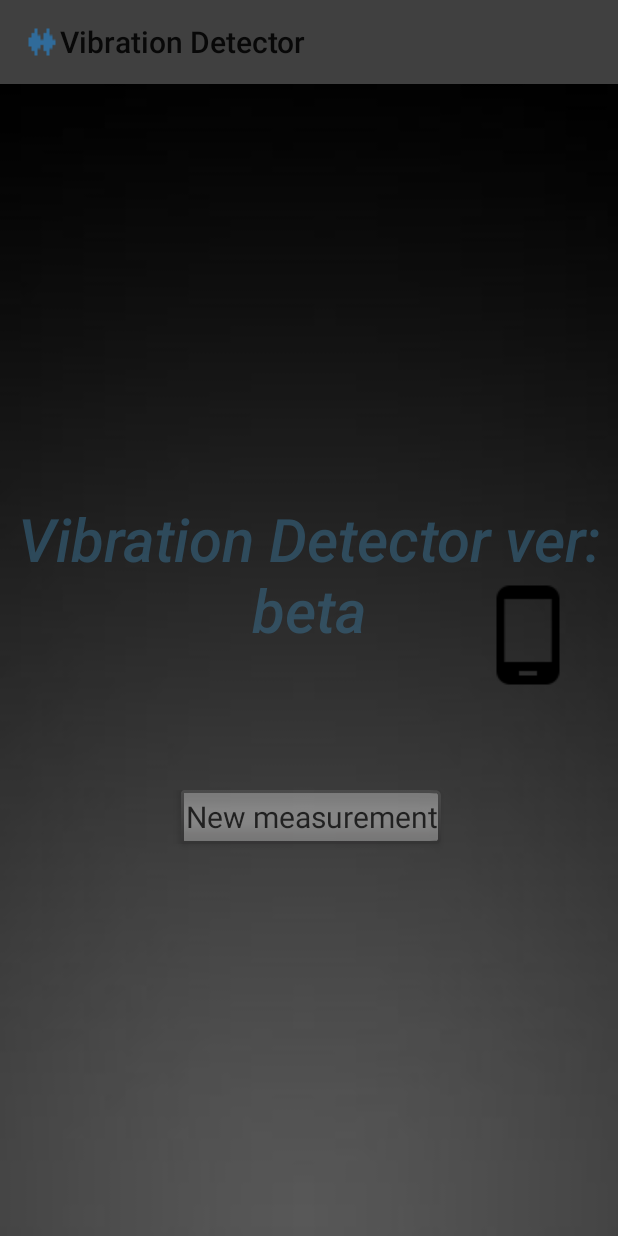
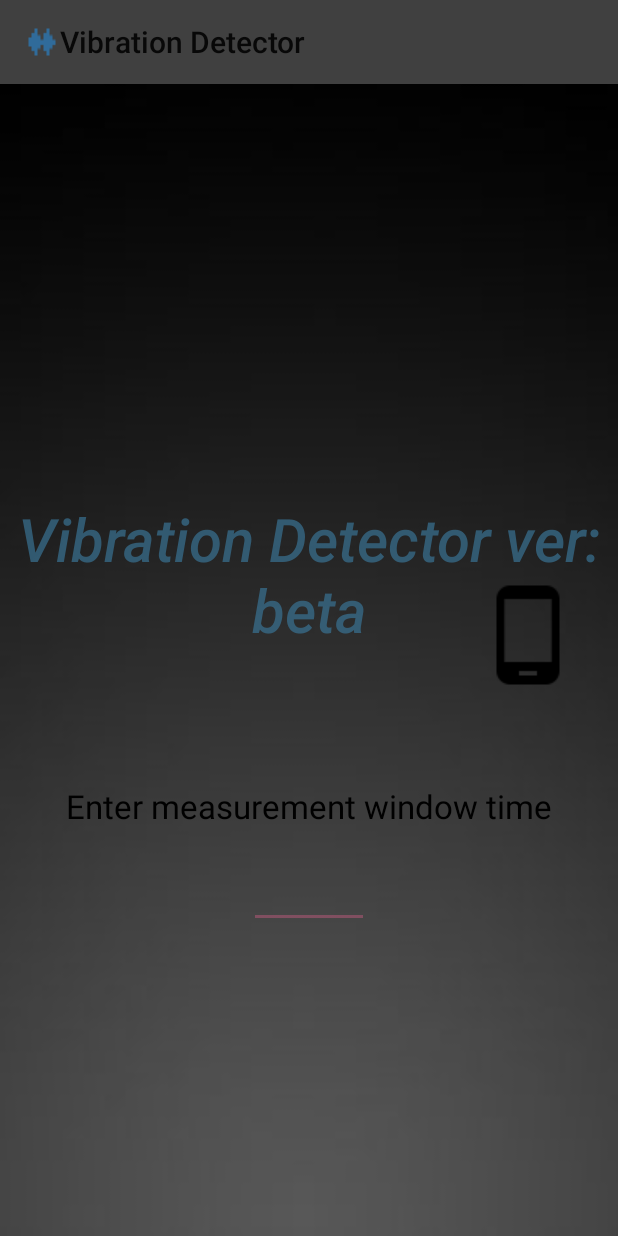
Before and after one commit to Szparak/Vibration-Detector, an Android app: the screen it shows after launch (MainActivity), on a phone screen of 412 x 824 dp. Run offline under Robolectric (Android 15) with nearby library versions, the phone set to English and light mode, and no system bars; our stand-ins replace ButterKnife.

```diff
--- a/app/src/main/java/com/example/jakpe/vibrationdetector/MainActivity.java
+++ b/app/src/main/java/com/example/jakpe/vibrationdetector/MainActivity.java
@@ -1,42 +1,101 @@
 package com.example.jakpe.vibrationdetector;
 
 import android.content.Intent;
+import android.support.v7.app.ActionBar;
 import android.support.v7.app.AppCompatActivity;
 import android.os.Bundle;
 import android.support.v7.widget.Toolbar;
+import android.text.Editable;
+import android.text.TextWatcher;
 import android.view.View;
 import android.view.Window;
 import android.widget.Button;
+import android.widget.EditText;
+import android.widget.Toast;
 
+import com.example.jakpe.vibrationdetector.implementations.MainPresenterImpl;
 import com.example.jakpe.vibrationdetector.interfaces.MainContract;
+
+import butterknife.BindView;
+import butterknife.ButterKnife;
+import butterknife.OnClick;
 
 public class MainActivity extends AppCompatActivity implements MainContract.MainView {
 
-    Toolbar myToolbar ;
-    Button nowyPomiar;
+    @BindView(R.id.my_toolbar) Toolbar mainToolbar ;
+    @BindView(R.id.new_measurement_button) Button newMeasurementButton;
+    @BindView(R.id.window_time_edit_text) EditText windowEditText;
+    MainPresenterImpl mainPresenter = new MainPresenterImpl();
 
     @Override
     protected void onCreate(Bundle savedInstanceState) {
         getWindow().requestFeature(Window.FEATURE_ACTION_BAR_OVERLAY);
         super.onCreate(savedInstanceState);
         setContentView(R.layout.activity_main);
-        myToolbar = (Toolbar) findViewById(R.id.my_toolbar);
-        nowyPomiar = (Button) findViewById(R.id.NowyPomiar);
-        final Intent nPomiar = new Intent(this, NowyPomiar.class);
-        setSupportActionBar(myToolbar);
-        myToolbar.setTitle(getString(R.string.main_title));
-        getSupportActionBar().setIcon(R.drawable.wave);
+        ButterKnife.bind(this);
 
-        nowyPomiar.setOnClickListener(new View.OnClickListener() {
+        initUi();
+        initPresenter();
+
+    }
+
+    private void initPresenter(){
+        mainPresenter.attach(this);
+    }
+
+    private void initUi(){
+
+        setSupportActionBar(mainToolbar);
+        ActionBar mainActionBar = getSupportActionBar();
+
+        if(mainActionBar!=null){
+            mainActionBar.setTitle(getString(R.string.main_title));
+            mainActionBar.setIcon(R.drawable.wave);
+        }
+
+        newMeasurementButton.setVisibility(View.INVISIBLE);
+
+
+        newMeasurementButton.setOnClickListener(v -> mainPresenter.newMeasurementClicked());
+
+        windowEditText.addTextChangedListener(new TextWatcher() {
             @Override
-            public void onClick(View v) {
-                startActivity(nPomiar);
+            public void beforeTextChanged(CharSequence charSequence, int i, int i1, int i2) {}
+
+            @Override
+            public void onTextChanged(CharSequence charSequence, int i, int i1, int i2) {}
+
+            @Override
+            public void afterTextChanged(Editable editable) {
+                mainPresenter.validateText(editable);
             }
         });
 
-
     }
 
+    @Override
+    protected void onDestroy() {
+        mainPresenter.detach();
+        super.onDestroy();
+    }
 
+    @Override
+    public void startNewMeasurementActivity() {
+        final Intent newMeasurementActivity = new Intent(this, NewMeasurement.class);
+        int number = Integer.valueOf(windowEditText.getText().toString());
+        newMeasurementActivity.putExtra("Window Time", number);
 
+        startActivity(newMeasurementActivity);
+    }
+
+    @Override
+    public void onInvalidInput(String numberInString) {
+        Toast.makeText(this, "You typed: " + numberInString + " so far, the maximum window size is 10 seconds", Toast.LENGTH_SHORT).show();
+        newMeasurementButton.setVisibility(View.INVISIBLE);
+    }
+
+    @Override
+    public void onValidInput() {
+        newMeasurementButton.setVisibility(View.VISIBLE);
+    }
 }
--- a/app/src/main/java/com/example/jakpe/vibrationdetector/interfaces/MainContract.java
+++ b/app/src/main/java/com/example/jakpe/vibrationdetector/interfaces/MainContract.java
@@ -1,4 +1,6 @@
 package com.example.jakpe.vibrationdetector.interfaces;
+
+import android.text.Editable;
 
 /**
  * Created by pernal on 08.12.17.
@@ -6,10 +8,15 @@ package com.example.jakpe.vibrationdetector.interfaces;
 
 public interface MainContract {
     interface MainView{
-
+        void startNewMeasurementActivity();
+        void onInvalidInput(String numberInString);
+        void onValidInput();
     }
 
     interface MainPresenter{
-
+        void attach(MainContract.MainView view);
+        void detach();
+        void newMeasurementClicked();
+        void validateText(Editable editable);
     }
 }
--- a/app/src/main/java/com/example/jakpe/vibrationdetector/interfaces/MeasurementContract.java
+++ b/app/src/main/java/com/example/jakpe/vibrationdetector/interfaces/MeasurementContract.java
@@ -10,6 +10,7 @@ public interface MeasurementContract {
     }
 
     interface MeasurementPresenter{
-
+        void attach(MeasurementView view);
+        void detach();
     }
 }
--- a/app/src/main/res/layout/activity_main.xml
+++ b/app/src/main/res/layout/activity_main.xml
@@ -79,7 +79,7 @@
                 android:textSize="40sp"
                 android:textStyle="italic"
                 android:visibility="visible"
-                android:alpha="0.5"
+                android:alpha="0.7"
                 app:layout_constraintBottom_toBottomOf="parent"
                 app:layout_constraintLeft_toLeftOf="parent"
                 app:layout_constraintRight_toRightOf="parent" />
@@ -90,26 +90,55 @@
                 android:layout_width="match_parent"
                 android:layout_height="0dp"
                 android:layout_weight="2"
-            tools:layout_editor_absoluteY="248dp"
-            tools:layout_editor_absoluteX="0dp">
+                tools:layout_editor_absoluteX="0dp"
+                tools:layout_editor_absoluteY="248dp">
 
                 <Button
-                android:id="@+id/NowyPomiar"
+                    android:id="@+id/new_measurement_button"
                     style="@android:style/Widget.Button.Inset"
                     android:layout_width="wrap_content"
                     android:layout_height="wrap_content"
+                    android:layout_marginBottom="8dp"
                     android:layout_marginLeft="8dp"
                     android:layout_marginRight="8dp"
                     android:layout_marginTop="8dp"
                     android:alpha="0.4"
                     android:text="@string/new_measurement"
                     android:textSize="20sp"
+                    app:layout_constraintBottom_toBottomOf="parent"
                     app:layout_constraintLeft_toLeftOf="parent"
                     app:layout_constraintRight_toRightOf="parent"
-                app:layout_constraintTop_toTopOf="parent"
-                tools:text="New measurement"
+                    app:layout_constraintTop_toBottomOf="@+id/window_time_edit_text"
+                    tools:text="New measurement" />
+
+                <TextView
+                    android:id="@+id/window_label"
+                    android:layout_width="wrap_content"
+                    android:layout_height="wrap_content"
+                    android:layout_marginEnd="8dp"
                     android:layout_marginStart="8dp"
-                android:layout_marginEnd="8dp" />
+                    android:layout_marginTop="8dp"
+                    android:text="@string/window_label"
+                    android:textSize="22sp"
+                    android:textColor="@android:color/black"
+                    app:layout_constraintEnd_toEndOf="parent"
+                    app:layout_constraintStart_toStartOf="parent"
+                    app:layout_constraintTop_toTopOf="parent" />
+
+                <EditText
+                    android:id="@+id/window_time_edit_text"
+                    android:layout_width="@dimen/edit_text_width"
+                    android:layout_height="wrap_content"
+                    android:layout_marginEnd="8dp"
+                    android:layout_marginStart="8dp"
+                    android:layout_marginTop="8dp"
+                    android:ems="10"
+                    android:inputType="number"
+                    android:textAlignment="center"
+                    android:textSize="28sp"
+                    app:layout_constraintEnd_toEndOf="parent"
+                    app:layout_constraintStart_toStartOf="parent"
+                    app:layout_constraintTop_toBottomOf="@+id/window_label" />
             </android.support.constraint.ConstraintLayout>
 
     </LinearLayout>
--- a/app/src/main/res/layout/activity_nowy_pomiar.xml
+++ b/app/src/main/res/layout/activity_nowy_pomiar.xml
@@ -91,6 +91,7 @@
                         android:layout_marginLeft="8dp"
                         android:layout_marginRight="8dp"
                         android:layout_marginTop="8dp"
+                        android:scrollbarSize="100dp"
                         app:layout_constraintBottom_toBottomOf="@+id/graph1"
                         app:layout_constraintLeft_toLeftOf="@+id/graph1"
                         app:layout_constraintRight_toRightOf="@+id/graph1"
--- a/app/src/main/res/values/dimens.xml
+++ b/app/src/main/res/values/dimens.xml
@@ -2,4 +2,5 @@
     <dimen name="fab_margin">16dp</dimen>
     <dimen name="activity_horizontal_margin">0dp</dimen>
     <dimen name="activity_vertical_margin">0dp</dimen>
+    <dimen name="edit_text_width">80dp</dimen>
 </resources>
--- a/app/src/main/res/values/strings.xml
+++ b/app/src/main/res/values/strings.xml
@@ -11,4 +11,10 @@
     <string name="file_name">File name</string>
     <string name="new_measurement">New measurement</string>
     <string name="vibration_detector_ver_beta">Vibration Detector ver: beta</string>
+    <string name="window_label">Enter measurement window time</string>
+    <string name="title_activity_new_measurement">NewMeasurement</string>
+    <string name="z_axis_string">Z axis</string>
+    <string name="y_axis_string">Y axis</string>
+    <string name="x_axis_string">X axis</string>
+
 </resources>
--- a/build.gradle
+++ b/build.gradle
@@ -16,6 +16,9 @@ buildscript {
 allprojects {
     repositories {
         jcenter()
+        maven {
+            url "https://maven.google.com"
+        }
         google()
     }
 }
```
Also changed, not shown: app/build.gradle (+7 -0 lines), app/src/main/AndroidManifest.xml (+11 -4 lines), app/src/main/java/com/example/jakpe/vibrationdetector/DataService.java (added, +101 -0 lines), app/src/main/java/com/example/jakpe/vibrationdetector/NewMeasurement.java (added, +186 -0 lines), app/src/main/java/com/example/jakpe/vibrationdetector/implementations/MainPresenterImpl.java (+33 -0 lines), app/src/main/java/com/example/jakpe/vibrationdetector/implementations/MeasurementPresenterImpl.java (+20 -0 lines), app/src/main/java/com/example/jakpe/vibrationdetector/implementations/MeasurementRepositoryImpl.java (added, +20 -0 lines), app/src/main/java/com/example/jakpe/vibrationdetector/interfaces/MeasurementRepository.java (added, +10 -0 lines), app/src/main/res/layout/activity_new_measurement.xml (added, +93 -0 lines), app/src/main/res/menu/new_measurement_menu.xml (+13 -0 lines). Lines whose indentation alone changed are shown as unchanged.
